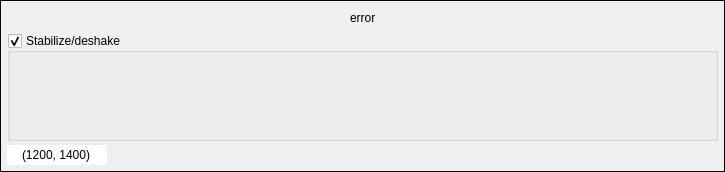
Above: tools/views/ui/ui_widget_stabilize.ui from JepEtau/mco before the change. Below: the same form after it.
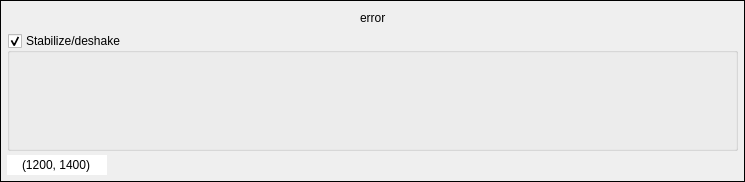
That is the form after the change. Icons and pictures are not drawn. Custom widgets are drawn as their Qt base class.

```diff
--- a/tools/views/ui/ui_widget_stabilize.ui
+++ b/tools/views/ui/ui_widget_stabilize.ui
@@ -6,8 +6,8 @@
    <rect>
     <x>0</x>
     <y>0</y>
-    <width>715</width>
-    <height>172</height>
+    <width>735</width>
+    <height>182</height>
    </rect>
   </property>
   <property name="sizePolicy">
@@ -313,9 +313,15 @@
          </property>
          <item>
           <widget class="Widget_segments" name="widget_segments" native="true">
+           <property name="sizePolicy">
+            <sizepolicy hsizetype="Expanding" vsizetype="Preferred">
+             <horstretch>0</horstretch>
+             <verstretch>0</verstretch>
+            </sizepolicy>
+           </property>
            <property name="minimumSize">
             <size>
-             <width>650</width>
+             <width>670</width>
              <height>0</height>
             </size>
            </property>
```
